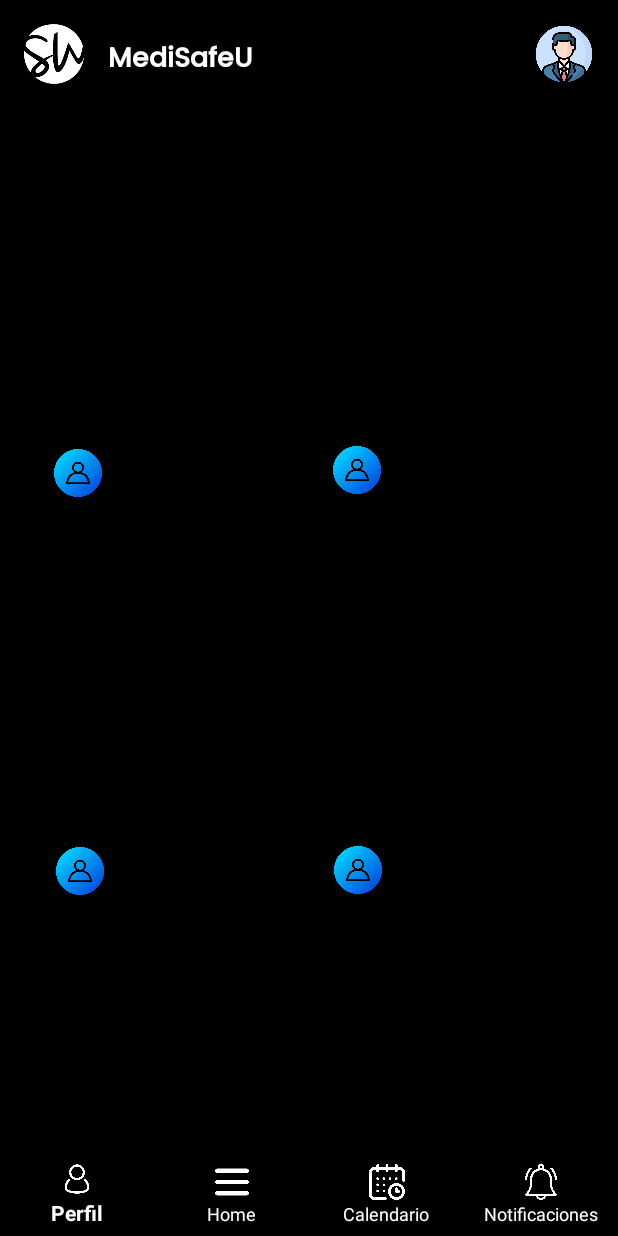
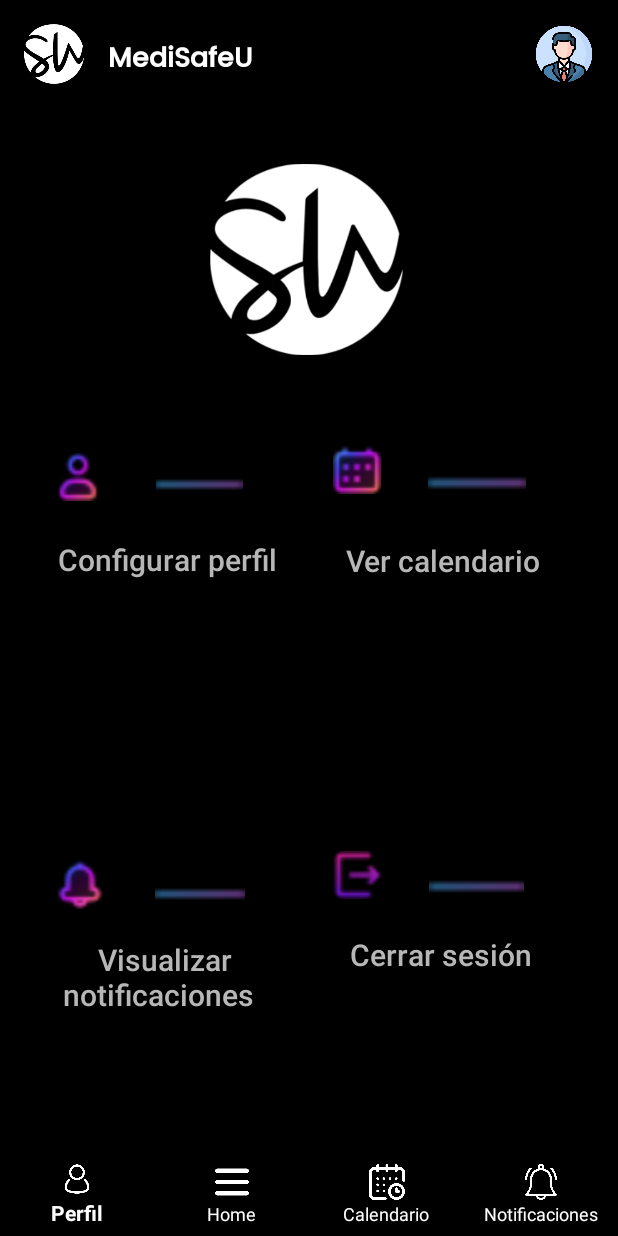
Before and after one commit to alexa12mora/Proyecto-Moviles, an Android app: the activity_home screen opened directly, with no data from a screen before it, on a phone screen of 412 x 824 dp. Run offline under Robolectric (Android 15) with nearby library versions, the light colour scheme and no system bars.

Commit message:
Home done

```diff
--- a/app/src/main/java/com/example/projectomoviles/MyDatabaseHelper.java
+++ b/app/src/main/java/com/example/projectomoviles/MyDatabaseHelper.java
@@ -15,7 +15,7 @@ import java.time.LocalDate;
 import java.time.LocalTime;
 
 public class MyDatabaseHelper extends SQLiteOpenHelper {
-    private static final String DATABASE_NAME = "mydatabase.db";
+    private static final String DATABASE_NAME = "moviles.db";
     private static final int DATABASE_VERSION = 1;
 
     public MyDatabaseHelper(Context context) {
--- a/app/src/main/java/com/example/projectomoviles/activity_home.kt
+++ b/app/src/main/java/com/example/projectomoviles/activity_home.kt
@@ -1,9 +1,10 @@
 package com.example.projectomoviles
 
 import android.content.Intent
-import androidx.appcompat.app.AppCompatActivity
 import android.os.Bundle
-import android.view.MenuItem
+import android.widget.LinearLayout
+import android.widget.TextView
+import com.example.projectomoviles.calendario.Event
 import com.example.projectomoviles.calendario.calendario
 import com.google.android.material.appbar.MaterialToolbar
 import com.google.android.material.bottomnavigation.BottomNavigationView
@@ -29,6 +30,74 @@
                 else -> false
             }
         }
+
+        val boxUser = findViewById<LinearLayout>(R.id.boxUser)
+        val boxCalendar = findViewById<LinearLayout>(R.id.boxCalendar)
+        val boxNotification = findViewById<LinearLayout>(R.id.boxNotification)
+        val boxMain = findViewById<LinearLayout>(R.id.boxMain)
+        val tvUser = findViewById<TextView>(R.id.tvUser)
+        val tvCalendar = findViewById<TextView>(R.id.tvCalendar)
+        val tvNotifications = findViewById<TextView>(R.id.tvNotifications)
+        val tvLogout = findViewById<TextView>(R.id.tvLogout)
+
+        boxUser.setOnClickListener {
+            val intent = Intent(this, activity_user_d::class.java)
+            Event.eventsList.clear()
+            startActivity(intent)
+            finish();
+        }
+
+        tvUser.setOnClickListener {
+            val intent = Intent(this, activity_user_d::class.java)
+            Event.eventsList.clear()
+            startActivity(intent)
+            finish();
+        }
+
+        boxCalendar.setOnClickListener {
+            val intent = Intent(this, calendario::class.java)
+            Event.eventsList.clear()
+            startActivity(intent)
+            finish();
+        }
+
+        tvCalendar.setOnClickListener {
+            val intent = Intent(this, calendario::class.java)
+            Event.eventsList.clear()
+            startActivity(intent)
+            finish();
+        }
+
+        boxNotification.setOnClickListener {
+            // Cambiar calendario::class.java -> por el de notificación cuando esté hecho.
+            val intent = Intent(this, calendario::class.java)
+            Event.eventsList.clear()
+            startActivity(intent)
+            finish();
+        }
+
+        tvNotifications.setOnClickListener {
+            // Cambiar calendario::class.java -> por el de notificación cuando esté hecho.
+            val intent = Intent(this, calendario::class.java)
+            Event.eventsList.clear()
+            startActivity(intent)
+            finish();
+        }
+
+        boxMain.setOnClickListener {
+            val intent = Intent(this, MainActivity::class.java)
+            Event.eventsList.clear()
+            startActivity(intent)
+            finish();
+        }
+
+        tvLogout.setOnClickListener {
+            val intent = Intent(this, MainActivity::class.java)
+            Event.eventsList.clear()
+            startActivity(intent)
+            finish();
+        }
+
     }
     private fun redirectToLoginActivity() {
         val intent = Intent(this, MainActivity::class.java)
--- a/app/src/main/res/layout/activity_home.xml
+++ b/app/src/main/res/layout/activity_home.xml
@@ -1,5 +1,6 @@
 <?xml version="1.0" encoding="utf-8"?>
-<androidx.constraintlayout.widget.ConstraintLayout xmlns:android="http://schemas.android.com/apk/res/android"
+<androidx.constraintlayout.widget.ConstraintLayout
+    xmlns:android="http://schemas.android.com/apk/res/android"
     xmlns:app="http://schemas.android.com/apk/res-auto"
     xmlns:tools="http://schemas.android.com/tools"
     android:layout_width="match_parent"
@@ -60,19 +61,20 @@
     <RelativeLayout
         android:layout_width="match_parent"
         android:layout_height="match_parent"
-        tools:layout_editor_absoluteX="-53dp"
-        tools:layout_editor_absoluteY="0dp">
+        tools:layout_editor_absoluteX="52dp"
+        tools:layout_editor_absoluteY="90dp">
 
 
+        <!-- Cuadro 4 -->
 
         <LinearLayout
-            android:id="@+id/box1"
-            android:layout_width="160dp"
-            android:layout_height="160dp"
+            android:id="@+id/boxUser"
+            android:layout_width="161dp"
+            android:layout_height="58dp"
             android:layout_alignParentStart="true"
             android:layout_alignParentTop="true"
             android:layout_marginStart="28dp"
-            android:layout_marginTop="291dp">
+            android:layout_marginTop="294dp">
 
             <!-- Icono en la esquina superior derecha -->
             <ImageView
@@ -81,24 +83,23 @@
                 android:layout_height="32dp"
                 android:layout_alignParentEnd="true"
                 android:layout_margin="8dp"
-                android:src="@drawable/user" />
+                android:src="@drawable/userhome" />
+
+            <ImageView
+                android:id="@+id/imageView0"
+                android:layout_width="108dp"
+                android:layout_height="match_parent"
+                android:layout_weight="1"
+                android:src="@drawable/line" />
 
             <!-- Texto del nombre -->
-            <TextView
-                android:id="@+id/name1"
-                android:layout_width="match_parent"
-                android:layout_height="wrap_content"
-                android:textColor="#FFFFFF"
-                android:textSize="16sp" />
 
         </LinearLayout>
 
-        <!-- Cuadro 4 -->
-
         <LinearLayout
-            android:id="@+id/box2"
+            android:id="@+id/boxCalendar"
             android:layout_width="160dp"
-            android:layout_height="160dp"
+            android:layout_height="65dp"
             android:layout_alignParentTop="true"
             android:layout_alignParentEnd="true"
             android:layout_marginTop="289dp"
@@ -110,19 +111,25 @@
                 android:layout_height="32dp"
                 android:layout_alignParentEnd="true"
                 android:layout_margin="8dp"
-                android:src="@drawable/user" />
+                android:src="@drawable/calendarhome" />
 
+            <ImageView
+                android:id="@+id/imageView1"
+                android:layout_width="112dp"
+                android:layout_height="match_parent"
+                android:layout_weight="1"
+                android:src="@drawable/line" />
 
         </LinearLayout>
 
         <LinearLayout
-            android:id="@+id/box3"
+            android:id="@+id/boxNotification"
             android:layout_width="160dp"
-            android:layout_height="160dp"
+            android:layout_height="60dp"
+            android:layout_above="@+id/tvNotifications"
             android:layout_alignParentStart="true"
-            android:layout_alignParentBottom="true"
             android:layout_marginStart="29dp"
-            android:layout_marginBottom="107dp">
+            android:layout_marginBottom="0dp">
 
             <!-- Icono en la esquina superior derecha -->
             <ImageView
@@ -130,18 +137,25 @@
                 android:layout_height="32dp"
                 android:layout_alignParentEnd="true"
                 android:layout_margin="8dp"
-                android:src="@drawable/user" />
+                android:src="@drawable/bellhome" />
+
+            <ImageView
+                android:id="@+id/imageView3"
+                android:layout_width="112dp"
+                android:layout_height="match_parent"
+                android:layout_weight="1"
+                android:src="@drawable/line" />
 
         </LinearLayout>
 
         <LinearLayout
-            android:id="@+id/box4"
-            android:layout_width="160dp"
-            android:layout_height="160dp"
+            android:id="@+id/boxMain"
+            android:layout_width="158dp"
+            android:layout_height="63dp"
+            android:layout_above="@+id/tvLogout"
             android:layout_alignParentEnd="true"
-            android:layout_alignParentBottom="true"
-            android:layout_marginEnd="37dp"
-            android:layout_marginBottom="108dp">
+            android:layout_marginEnd="39dp"
+            android:layout_marginBottom="0dp">
 
             <!-- Icono en la esquina superior derecha -->
             <ImageView
@@ -149,9 +163,84 @@
                 android:layout_height="32dp"
                 android:layout_alignParentEnd="true"
                 android:layout_margin="8dp"
-                android:src="@drawable/user" />
+                android:src="@drawable/logouthome" />
+
+            <ImageView
+                android:id="@+id/imageView4"
+                android:layout_width="111dp"
+                android:layout_height="match_parent"
+                android:layout_weight="1"
+                android:src="@drawable/line" />
 
         </LinearLayout>
+
+        <TextView
+            android:id="@+id/tvUser"
+            android:layout_width="wrap_content"
+            android:layout_height="52dp"
+            android:layout_above="@+id/boxNotification"
+            android:layout_below="@+id/boxUser"
+            android:layout_alignParentStart="true"
+            android:layout_marginStart="34dp"
+            android:layout_marginTop="7dp"
+            android:layout_marginBottom="53dp"
+            android:fontFamily="sans-serif-medium"
+            android:text=" Configurar perfil"
+            android:textColor="#B8B7B7"
+            android:textSize="20sp" />
+
+        <TextView
+            android:id="@+id/tvNotifications"
+            android:layout_width="142dp"
+            android:layout_height="50dp"
+            android:layout_alignParentStart="true"
+            android:layout_alignParentBottom="true"
+            android:layout_marginStart="42dp"
+            android:layout_marginBottom="148dp"
+            android:fontFamily="sans-serif-medium"
+            android:text="     Visualizar notificaciones"
+            android:textColor="#B8B7B7"
+            android:textSize="20sp" />
+
+        <TextView
+            android:id="@+id/tvCalendar"
+            android:layout_width="wrap_content"
+            android:layout_height="52dp"
+            android:layout_above="@+id/boxNotification"
+            android:layout_below="@+id/boxUser"
+            android:layout_alignParentEnd="true"
+            android:layout_marginTop="8dp"
+            android:layout_marginEnd="51dp"
+            android:layout_marginBottom="51dp"
+            android:fontFamily="sans-serif-medium"
+            android:text=" Ver calendario"
+            android:textColor="#B8B7B7"
+            android:textSize="20sp" />
+
+        <TextView
+            android:id="@+id/tvLogout"
+            android:layout_width="wrap_content"
+            android:layout_height="52dp"
+            android:layout_alignParentEnd="true"
+            android:layout_alignParentBottom="true"
+            android:layout_marginEnd="57dp"
+            android:layout_marginBottom="149dp"
+            android:fontFamily="sans-serif-medium"
+            android:text="Cerrar sesión"
+            android:textColor="#B8B7B7"
+            android:textSize="20sp" />
+
+        <ImageView
+            android:id="@+id/imageView2"
+            android:layout_width="wrap_content"
+            android:layout_height="wrap_content"
+            android:layout_alignParentStart="true"
+            android:layout_alignParentTop="true"
+            android:layout_alignParentEnd="true"
+            android:layout_marginStart="140dp"
+            android:layout_marginTop="58dp"
+            android:layout_marginEnd="143dp"
+            android:src="@drawable/logo" />
 
 
     </RelativeLayout>
```
Also changed, not shown: app/src/main/res/drawable/bellhome.png (added), app/src/main/res/drawable/calendarhome.png (added), app/src/main/res/drawable/line.png (added), app/src/main/res/drawable/logouthome.png (added), app/src/main/res/drawable/userhome.png (added).
